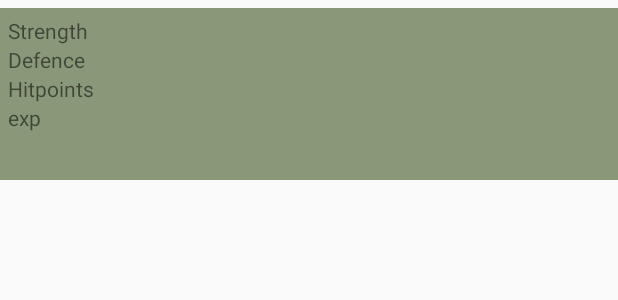
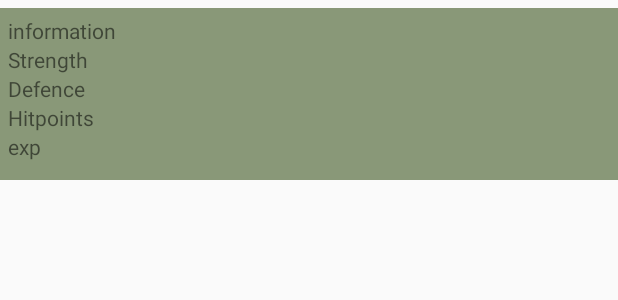
Before and after one commit to lepplaju/Olio-Harjoitustyo, an Android app: the layout lutemon_listing_placeholder.xml on its own in the app's theme, with its tools: preview values and no code run, on a phone screen of 412 x 824 dp. Shown: the top 300 px of the screen. Run offline under Robolectric (Android 15) with nearby library versions, the phone set to English and light mode, and no system bars.

Commit message:
viewing all lutemons page added

```diff
--- a/app/src/main/AndroidManifest.xml
+++ b/app/src/main/AndroidManifest.xml
@@ -12,6 +12,8 @@
         android:supportsRtl="true"
         android:theme="@style/Theme.Lutemon"
         tools:targetApi="31">
+        <activity android:name=".activities.LutemonListingView"
+            android:exported="false"/>
         <activity
             android:name=".activities.MoveLutemons"
             android:exported="false" />
--- a/app/src/main/java/com/example/lutemon/activities/AddNewLutemon.java
+++ b/app/src/main/java/com/example/lutemon/activities/AddNewLutemon.java
@@ -38,6 +38,8 @@ public class AddNewLutemon extends AppCompatActivity {
         storage = Home.getInstance();
         storage.createLutemon(lutemonToAdd);
 
+        storage.listLutemons();
+
         Intent intent = new Intent(AddNewLutemon.this, MainActivity.class);
         startActivity(intent);
     }
--- a/app/src/main/java/com/example/lutemon/classes/Home.java
+++ b/app/src/main/java/com/example/lutemon/classes/Home.java
@@ -1,4 +1,6 @@
 package com.example.lutemon.classes;
+
+import java.util.ArrayList;
 
 public class Home extends Storage{
     private static Home storage;
@@ -15,4 +17,6 @@ public class Home extends Storage{
     public void createLutemon(Lutemon lutemon){
         lutemons.add(lutemon);
     }
+
+
 }
--- a/app/src/main/res/layout/activity_main.xml
+++ b/app/src/main/res/layout/activity_main.xml
@@ -25,7 +25,7 @@
         android:layout_width="150dp"
         android:layout_height="60dp"
         android:layout_marginTop="20dp"
-        android:onClick="listLutemonsBtn"
+        android:onClick="lutemonsListView"
         android:text="List Lutemons"
         app:cornerRadius="5dp"
         app:layout_constraintEnd_toEndOf="@+id/addLutemonBtn"
--- a/app/src/main/res/layout/lutemon_listing_placeholder.xml
+++ b/app/src/main/res/layout/lutemon_listing_placeholder.xml
@@ -13,18 +13,28 @@
         android:background="@color/middle">
 
         <TextView
+            android:id="@+id/uniqueinfotvholder"
+            android:layout_width="wrap_content"
+            android:layout_height="wrap_content"
+            android:text="information" />
+
+        <TextView
+            android:id="@+id/strengthtvholder"
             android:layout_width="wrap_content"
             android:layout_height="wrap_content"
             android:text="Strength"></TextView>
         <TextView
+            android:id="@+id/defencetvholder"
             android:layout_width="wrap_content"
             android:layout_height="wrap_content"
             android:text="Defence"></TextView>
         <TextView
+            android:id="@+id/hitpointstvholder"
             android:layout_width="wrap_content"
             android:layout_height="wrap_content"
             android:text="Hitpoints"></TextView>
         <TextView
+            android:id="@+id/exptvholder"
             android:layout_width="wrap_content"
             android:layout_height="wrap_content"
             android:text="exp"></TextView>
```
Also changed, not shown: app/src/main/java/com/example/lutemon/activities/LutemonListView.java (deleted, +0 -16 lines), app/src/main/java/com/example/lutemon/activities/LutemonListingView.java (added, +28 -0 lines), app/src/main/java/com/example/lutemon/activities/MainActivity.java (+3 -6 lines), app/src/main/java/com/example/lutemon/classes/Lutemon.java (+29 -5 lines), app/src/main/java/com/example/lutemon/classes/Storage.java (+15 -8 lines), app/src/main/res/layout/lutemon_listing_view.xml (renamed from app/src/main/res/layout/activity_lutemon_list_view.xml, +9 -1 lines).
